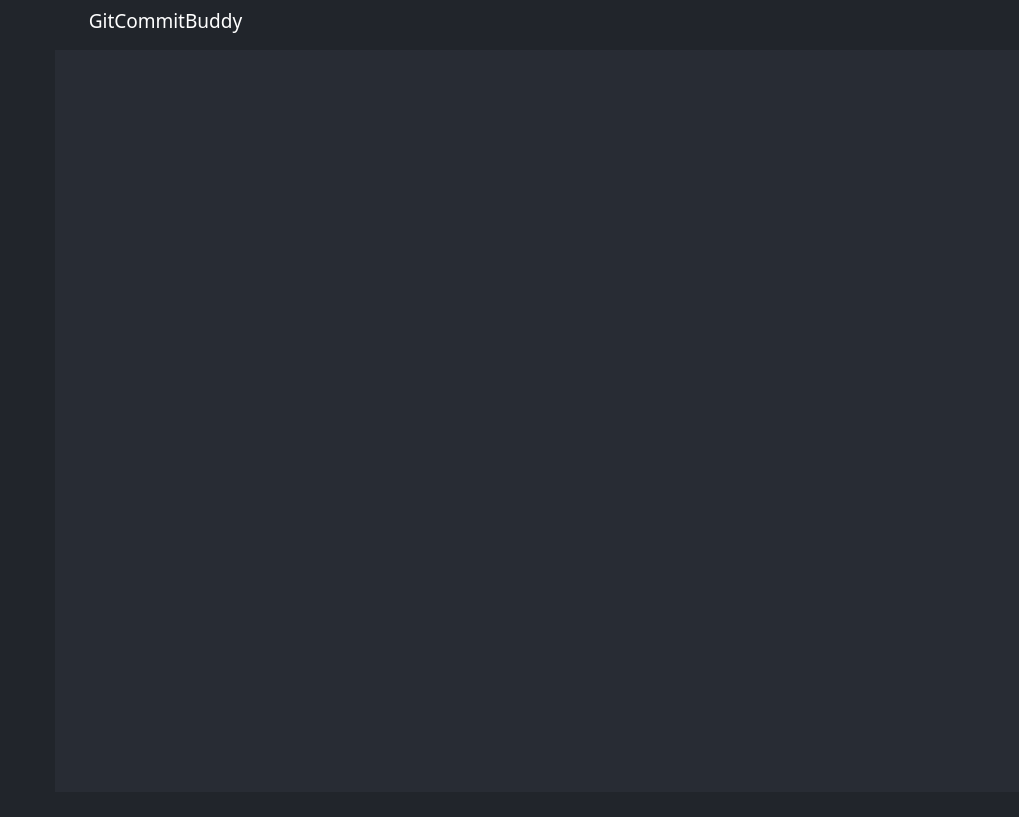
The window that app/views/main_window.ui (redolf250/git-commit-buddy) describes before a commit, drawn with Qt 5.
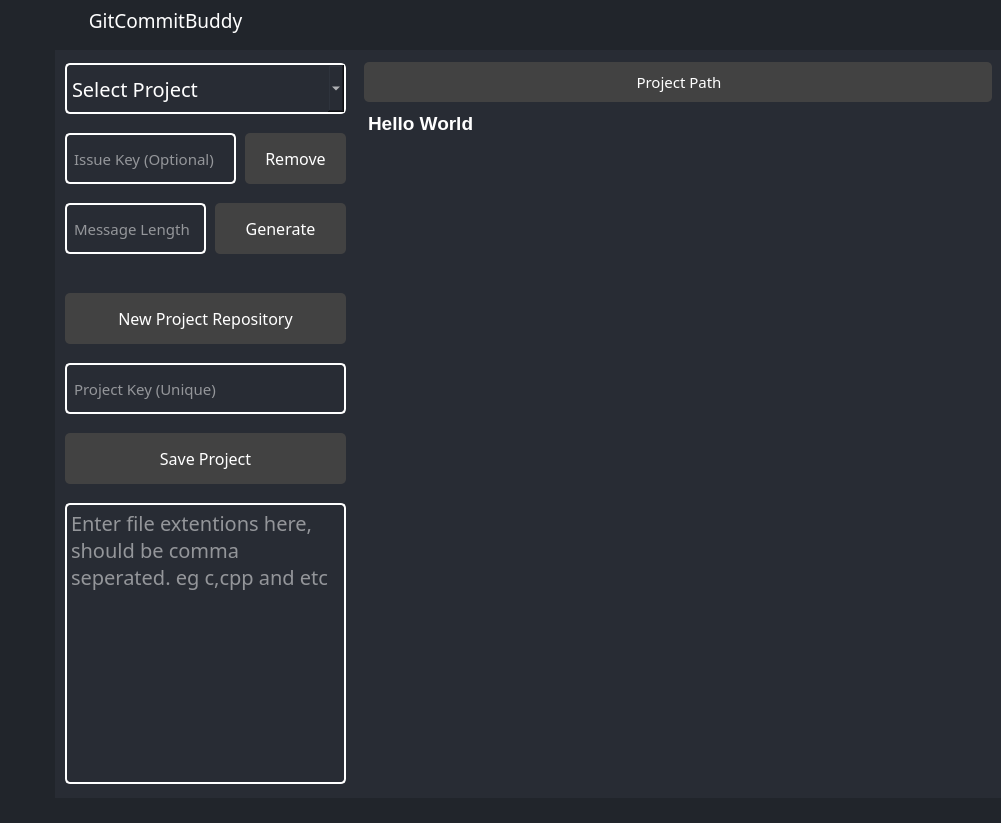
The same window after the commit. The open tabs and pages were chosen to show the change. Icons and pictures are not drawn.

What changed in the file:
```diff
--- a/app/views/main_window.ui
+++ b/app/views/main_window.ui
@@ -6,8 +6,8 @@
    <rect>
     <x>0</x>
     <y>0</y>
-    <width>1019</width>
-    <height>817</height>
+    <width>1001</width>
+    <height>823</height>
    </rect>
   </property>
   <property name="windowTitle">
@@ -274,6 +274,12 @@
        </property>
        <item>
         <widget class="QFrame" name="leftMenu">
+         <property name="minimumSize">
+          <size>
+           <width>55</width>
+           <height>0</height>
+          </size>
+         </property>
          <property name="maximumSize">
           <size>
            <width>55</width>
@@ -523,6 +529,54 @@
             <property name="frameShadow">
              <enum>QFrame::Plain</enum>
             </property>
+            <widget class="QPushButton" name="btnSettings">
+             <property name="geometry">
+              <rect>
+               <x>0</x>
+               <y>410</y>
+               <width>55</width>
+               <height>60</height>
+              </rect>
+             </property>
+             <property name="minimumSize">
+              <size>
+               <width>0</width>
+               <height>60</height>
+              </size>
+             </property>
+             <property name="styleSheet">
+              <string notr="true">QPushButton{
+	color: rgb(255, 255, 255);
+	border:none;
+}
+
+QPushButton:hover{
+	border-left: 3px solid rgb(255,255,255);
+}
+
+
+ QPushButton:focus{
+    color: rgb(255, 255, 255);
+    border-left: 2px solid rgb(255,255,255);	
+  }</string>
+             </property>
+             <property name="text">
+              <string/>
+             </property>
+             <property name="icon">
+              <iconset>
+               <normaloff>../resources/assert/settings.svg</normaloff>../resources/assert/settings.svg</iconset>
+             </property>
+             <property name="iconSize">
+              <size>
+               <width>30</width>
+               <height>30</height>
+              </size>
+             </property>
+             <property name="flat">
+              <bool>true</bool>
+             </property>
+            </widget>
            </widget>
           </item>
          </layout>
@@ -563,10 +617,504 @@
             <property name="frameShadow">
              <enum>QFrame::Plain</enum>
             </property>
+            <layout class="QVBoxLayout" name="verticalLayout_5">
+             <property name="spacing">
+              <number>0</number>
+             </property>
+             <property name="leftMargin">
+              <number>0</number>
+             </property>
+             <property name="topMargin">
+              <number>0</number>
+             </property>
+             <property name="rightMargin">
+              <number>0</number>
+             </property>
+             <property name="bottomMargin">
+              <number>0</number>
+             </property>
+             <item>
+              <widget class="QStackedWidget" name="stackedWidget">
+               <property name="minimumSize">
+                <size>
+                 <width>0</width>
+                 <height>742</height>
+                </size>
+               </property>
+               <property name="maximumSize">
+                <size>
+                 <width>16777215</width>
+                 <height>742</height>
+                </size>
+               </property>
+               <widget class="QWidget" name="homePage"/>
+               <widget class="QWidget" name="commitPage">
+                <layout class="QHBoxLayout" name="horizontalLayout_4">
+                 <property name="spacing">
+                  <number>0</number>
+                 </property>
+                 <property name="leftMargin">
+                  <number>0</number>
+                 </property>
+                 <property name="topMargin">
+                  <number>0</number>
+                 </property>
+                 <property name="rightMargin">
+                  <number>0</number>
+                 </property>
+                 <property name="bottomMargin">
+                  <number>0</number>
+                 </property>
+                 <item>
+                  <widget class="QFrame" name="frame_3">
+                   <property name="minimumSize">
+                    <size>
+                     <width>300</width>
+                     <height>0</height>
+                    </size>
+                   </property>
+                   <property name="maximumSize">
+                    <size>
+                     <width>250</width>
+                     <height>16777215</height>
+                    </size>
+                   </property>
+                   <property name="frameShape">
+                    <enum>QFrame::NoFrame</enum>
+                   </property>
+                   <property name="frameShadow">
+                    <enum>QFrame::Plain</enum>
+                   </property>
+                   <widget class="QLineEdit" name="issueKeyLineEdit">
+                    <property name="geometry">
+                     <rect>
+                      <x>10</x>
+                      <y>80</y>
+                      <width>171</width>
+                      <height>51</height>
+                     </rect>
+                    </property>
+                    <property name="font">
+                     <font>
+                      <family>Baskerville Old Face</family>
+                      <pointsize>11</pointsize>
+                     </font>
+                    </property>
+                    <property name="styleSheet">
+                     <string notr="true">QLineEdit{
+color: rgb(255, 255, 255);
+padding-left: 5px;
+border-radius: 5px;
+border: 2px solid rgb(255,255,255);	
+}
+</string>
+                    </property>
+                    <property name="placeholderText">
+                     <string>Issue Key (Optional)</string>
+                    </property>
+                    <property name="clearButtonEnabled">
+                     <bool>true</bool>
+                    </property>
+                   </widget>
+                   <widget class="QComboBox" name="projectsComboBox">
+                    <property name="geometry">
+                     <rect>
+                      <x>10</x>
+                      <y>10</y>
+                      <width>281</width>
+                      <height>51</height>
+                     </rect>
+                    </property>
+                    <property name="font">
+                     <font>
+                      <family>Baskerville Old Face</family>
+                      <pointsize>15</pointsize>
+                      <weight>50</weight>
+                      <bold>false</bold>
+                     </font>
+                    </property>
+                    <property name="styleSheet">
+                     <string notr="true">QComboBox{
+color: rgb(255, 255, 255);
+padding-left: 5px;
+border-radius: 5px;
+border: 2px solid rgb(255,255,255);	
+}</string>
+                    </property>
+                    <property name="editable">
+                     <bool>false</bool>
+                    </property>
+                    <property name="placeholderText">
+                     <string notr="true">Select Project</string>
+                    </property>
+                    <property name="frame">
+                     <bool>true</bool>
+                    </property>
+                   </widget>
+                   <widget class="QLineEdit" name="commitMessageLenghtEdit">
+                    <property name="geometry">
+                     <rect>
+                      <x>10</x>
+                      <y>150</y>
+                      <width>141</width>
+                      <height>51</height>
+                     </rect>
+                    </property>
+                    <property name="font">
+                     <font>
+                      <family>Baskerville Old Face</family>
+                      <pointsize>11</pointsize>
+                     </font>
+                    </property>
+                    <property name="toolTip">
+                     <string extracomment="Commit message length. default 10."/>
+                    </property>
+                    <property name="toolTipDuration">
+                     <number>6</number>
+                    </property>
+                    <property name="styleSheet">
+                     <string notr="true">QLineEdit{
+color: rgb(255, 255, 255);
+padding-left: 5px;
+border-radius: 5px;
+border: 2px solid rgb(255,255,255);	
+}
+</string>
+                    </property>
+                    <property name="placeholderText">
+                     <string>Message Length </string>
+                    </property>
+                    <property name="clearButtonEnabled">
+                     <bool>true</bool>
+                    </property>
+                   </widget>
+                   <widget class="QPushButton" name="btnBrowse">
+                    <property name="geometry">
+                     <rect>
+                      <x>10</x>
+                      <y>240</y>
+                      <width>281</width>
+                      <height>51</height>
+                     </rect>
+                    </property>
+                    <property name="font">
+                     <font>
+                      <family>Baskerville Old Face</family>
+                      <pointsize>12</pointsize>
+                     </font>
+                    </property>
+                    <property name="styleSheet">
+                     <string notr="true">QPushButton{
+	color: rgb(255, 255, 255);
+	background-color: rgb(66, 66, 66);
+	border:none;
+	border-radius: 5px;
+}
+
+QPushButton:hover{
+	border-radius: 10px;
+}
+
+QPushButton:pressed{
+	border: 2px solid rgb(255,255,255);	
+}</string>
+                    </property>
+                    <property name="text">
+                     <string>New Project Repository</string>
+                    </property>
+                    <property name="icon">
+                     <iconset>
+                      <normaloff>../resources/assert/folder.svg</normaloff>../resources/assert/folder.svg</iconset>
+                    </property>
+                    <property name="flat">
+                     <bool>true</bool>
+                    </property>
+                   </widget>
+                   <widget class="QTextEdit" name="fileExtentionsTextEdit">
+                    <property name="geometry">
+                     <rect>
+                      <x>10</x>
+                      <y>450</y>
+                      <width>281</width>
+                      <height>281</height>
+                     </rect>
+                    </property>
+                    <property name="font">
+                     <font>
+                      <family>Baskerville Old Face</family>
+                      <pointsize>15</pointsize>
+                     </font>
+                    </property>
+                    <property name="styleSheet">
+                     <string notr="true">color: rgb(255, 255, 255);
+border-radius: 5px;
+border: 2px solid rgb(255,255,255);	</string>
+                    </property>
+                    <property name="frameShape">
+                     <enum>QFrame::NoFrame</enum>
+                    </property>
+                    <property name="frameShadow">
+                     <enum>QFrame::Plain</enum>
+                    </property>
+                    <property name="html">
+                     <string>&lt;!DOCTYPE HTML PUBLIC &quot;-//W3C//DTD HTML 4.0//EN&quot; &quot;http://www.w3.org/TR/REC-html40/strict.dtd&quot;&gt;
+&lt;html&gt;&lt;head&gt;&lt;meta name=&quot;qrichtext&quot; content=&quot;1&quot; /&gt;&lt;style type=&quot;text/css&quot;&gt;
+p, li { white-space: pre-wrap; }
+&lt;/style&gt;&lt;/head&gt;&lt;body style=&quot; font-family:'Baskerville Old Face'; font-size:15pt; font-weight:400; font-style:normal;&quot;&gt;
+&lt;p style=&quot;-qt-paragraph-type:empty; margin-top:0px; margin-bottom:0px; margin-left:0px; margin-right:0px; -qt-block-indent:0; text-indent:0px; font-size:10pt;&quot;&gt;&lt;br /&gt;&lt;/p&gt;&lt;/body&gt;&lt;/html&gt;</string>
+                    </property>
+                    <property name="placeholderText">
+                     <string>Enter file extentions here, should be comma seperated. eg c,cpp and etc</string>
+                    </property>
+                   </widget>
+                   <widget class="QPushButton" name="btnSaveProjectConfiguration">
+                    <property name="geometry">
+                     <rect>
+                      <x>10</x>
+                      <y>380</y>
+                      <width>281</width>
+                      <height>51</height>
+                     </rect>
+                    </property>
+                    <property name="font">
+                     <font>
+                      <family>Baskerville Old Face</family>
+                      <pointsize>12</pointsize>
+                     </font>
+                    </property>
+                    <property name="styleSheet">
+                     <string notr="true">QPushButton{
+	color: rgb(255, 255, 255);
+	background-color: rgb(66, 66, 66);
+	border:none;
+	border-radius: 5px;
+}
+
+QPushButton:hover{
+	border-radius: 10px;
+}
+
+QPushButton:pressed{
+	border: 2px solid rgb(255,255,255);	
+}</string>
+                    </property>
+                    <property name="text">
+                     <string>Save Project</string>
+                    </property>
+                    <property name="icon">
+                     <iconset>
+                      <normaloff>../resources/assert/save.svg</normaloff>../resources/assert/save.svg</iconset>
+                    </property>
+                    <property name="iconSize">
+                     <size>
+                      <width>20</width>
+                      <height>20</height>
+                     </size>
+                    </property>
+                    <property name="flat">
+                     <bool>true</bool>
+                    </property>
+                   </widget>
+                   <widget class="QLineEdit" name="projectKey">
+                    <property name="geometry">
+                     <rect>
+                      <x>10</x>
+                      <y>310</y>
+                      <width>281</width>
+                      <height>51</height>
+                     </rect>
+                    </property>
+                    <property name="font">
+                     <font>
+                      <family>Baskerville Old Face</family>
+                      <pointsize>11</pointsize>
+                     </font>
+                    </property>
+                    <property name="toolTip">
+                     <string extracomment="Commit message length. default 10."/>
+                    </property>
+                    <property name="toolTipDuration">
+                     <number>6</number>
+                    </property>
+                    <property name="styleSheet">
+                     <string notr="true">QLineEdit{
+color: rgb(255, 255, 255);
+padding-left: 5px;
+border-radius: 5px;
+border: 2px solid rgb(255,255,255);	
+}
+</string>
+                    </property>
+                    <property name="placeholderText">
+                     <string>Project Key (Unique)</string>
+                    </property>
+                    <property name="clearButtonEnabled">
+                     <bool>true</bool>
+                    </property>
+                   </widget>
+                   <widget class="QPushButton" name="btnGenerateCommit">
+                    <property name="geometry">
+                     <rect>
+                      <x>160</x>
+                      <y>150</y>
+                      <width>131</width>
+                      <height>51</height>
+                     </rect>
+                    </property>
+                    <property name="font">
+                     <font>
+                      <family>Baskerville Old Face</family>
+                      <pointsize>12</pointsize>
+                     </font>
+                    </property>
+                    <property name="styleSheet">
+                     <string notr="true">QPushButton{
+	color: rgb(255, 255, 255);
+	background-color: rgb(66, 66, 66);
+	border:none;
+	border-radius: 5px;
+}
+
+QPushButton:hover{
+	border-radius: 10px;
+}
+
+QPushButton:pressed{
+	border: 2px solid rgb(255,255,255);	
+}</string>
+                    </property>
+                    <property name="text">
+                     <string>Generate</string>
+                    </property>
+                    <property name="icon">
+                     <iconset>
+                      <normaloff>../resources/assert/send.svg</normaloff>../resources/assert/send.svg</iconset>
+                    </property>
+                    <property name="flat">
+                     <bool>true</bool>
+                    </property>
+                   </widget>
+                   <widget class="QPushButton" name="btnRemoveProject">
+                    <property name="geometry">
+                     <rect>
+                      <x>190</x>
+                      <y>80</y>
+                      <width>101</width>
+                      <height>51</height>
+                     </rect>
+                    </property>
+                    <property name="font">
+                     <font>
+                      <family>Baskerville Old Face</family>
+                      <pointsize>12</pointsize>
+                     </font>
+                    </property>
+                    <property name="styleSheet">
+                     <string notr="true">QPushButton{
+	color: rgb(255, 255, 255);
+	background-color: rgb(66, 66, 66);
+	border:none;
+	border-radius: 5px;
+}
+
+QPushButton:hover{
+	border-radius: 10px;
+}
+
+QPushButton:pressed{
+	border: 2px solid rgb(255,255,255);	
+}</string>
+                    </property>
+                    <property name="text">
+                     <string>Remove</string>
+                    </property>
+                    <property name="icon">
+                     <iconset>
+                      <normaloff>../resources/assert/minus.svg</normaloff>../resources/assert/minus.svg</iconset>
+                    </property>
+                    <property name="flat">
+                     <bool>true</bool>
+                    </property>
+                   </widget>
+                  </widget>
+                 </item>
+                 <item>
+                  <widget class="QFrame" name="frame_4">
+                   <property name="frameShape">
+                    <enum>QFrame::NoFrame</enum>
+                   </property>
+                   <property name="frameShadow">
+                    <enum>QFrame::Plain</enum>
+                   </property>
+                   <layout class="QVBoxLayout" name="verticalLayout_6">
+                    <item>
+                     <widget class="QLabel" name="projectPath">
+                      <property name="minimumSize">
+                       <size>
+                        <width>0</width>
+                        <height>40</height>
+                       </size>
+                      </property>
+                      <property name="font">
+                       <font>
+                        <family>Baskerville Old Face</family>
+                        <pointsize>11</pointsize>
+                       </font>
+                      </property>
+                      <property name="styleSheet">
+                       <string notr="true">color: rgb(255, 255, 255);
+background-color: rgb(66, 66, 66);
+padding-left: 2px;
+border-radius: 5px;</string>
+                      </property>
+                      <property name="text">
+                       <string>Project Path</string>
+                      </property>
+                      <property name="alignment">
+                       <set>Qt::AlignCenter</set>
+                      </property>
+                     </widget>
+                    </item>
+                    <item>
+                     <widget class="QTextEdit" name="textEdit">
+                      <property name="styleSheet">
+                       <string notr="true">color: rgb(255, 255, 255);</string>
+                      </property>
+                      <property name="frameShape">
+                       <enum>QFrame::NoFrame</enum>
+                      </property>
+                      <property name="frameShadow">
+                       <enum>QFrame::Plain</enum>
+                      </property>
+                      <property name="html">
+                       <string>&lt;!DOCTYPE HTML PUBLIC &quot;-//W3C//DTD HTML 4.0//EN&quot; &quot;http://www.w3.org/TR/REC-html40/strict.dtd&quot;&gt;
+&lt;html&gt;&lt;head&gt;&lt;meta name=&quot;qrichtext&quot; content=&quot;1&quot; /&gt;&lt;style type=&quot;text/css&quot;&gt;
+p, li { white-space: pre-wrap; }
+&lt;/style&gt;&lt;/head&gt;&lt;body style=&quot; font-family:'MS Shell Dlg 2'; font-size:7.8pt; font-weight:400; font-style:normal;&quot;&gt;
+&lt;p style=&quot; margin-top:0px; margin-bottom:0px; margin-left:0px; margin-right:0px; -qt-block-indent:0; text-indent:0px;&quot;&gt;&lt;span style=&quot; font-size:14pt; font-weight:600;&quot;&gt;Hello World&lt;/span&gt;&lt;/p&gt;&lt;/body&gt;&lt;/html&gt;</string>
+                      </property>
+                     </widget>
+                    </item>
+                   </layout>
+                  </widget>
+                 </item>
+                </layout>
+               </widget>
+               <widget class="QWidget" name="pullRequestPage"/>
+               <widget class="QWidget" name="settingsPage"/>
+              </widget>
+             </item>
+            </layout>
            </widget>
           </item>
           <item>
            <widget class="QFrame" name="frame_2">
+            <property name="minimumSize">
+             <size>
+              <width>0</width>
+              <height>25</height>
+             </size>
+            </property>
             <property name="maximumSize">
              <size>
               <width>16777215</width>
```
Left out of the diff: 6 changed lines with no effect on the pictures.
